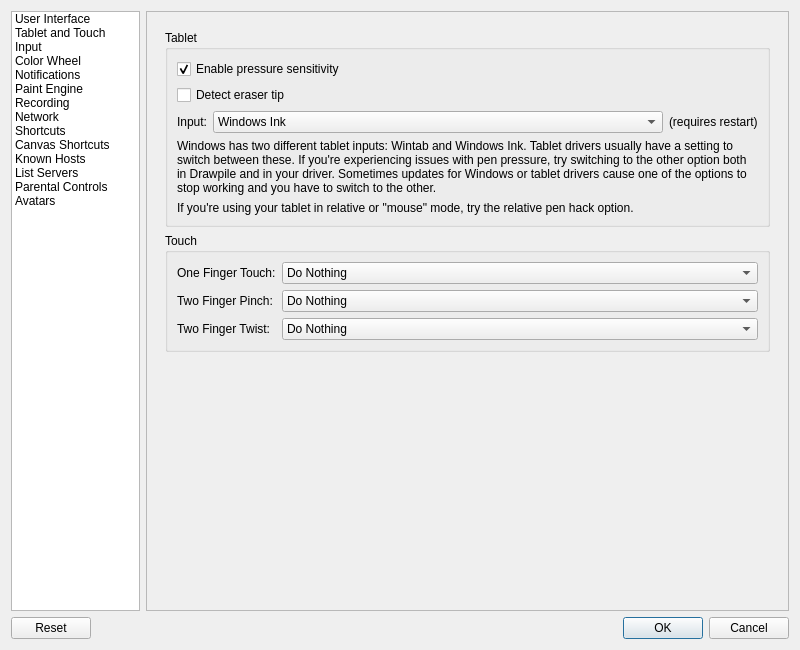
Before: the Qt Designer form src/desktop/ui/settings.ui in drawpile/Drawpile, drawn with Qt 5.
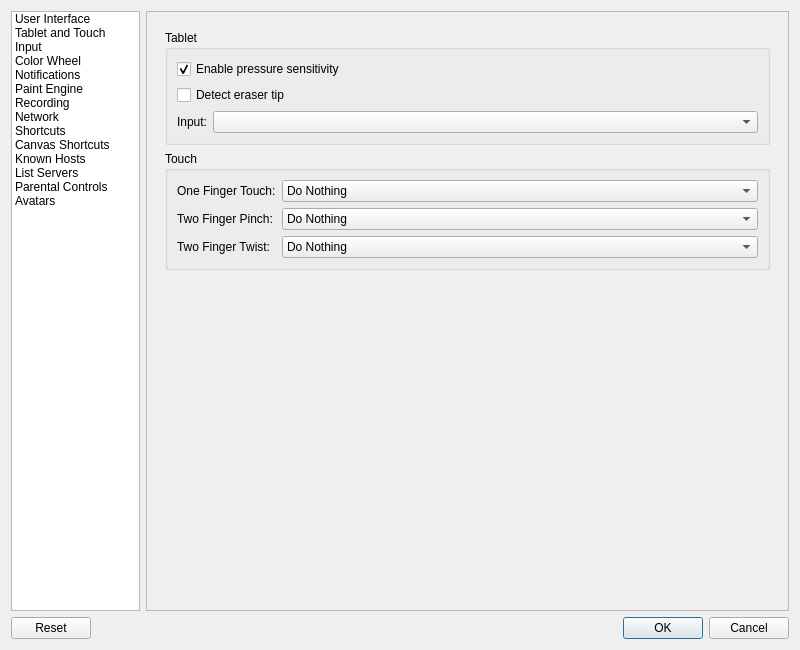
After: the same form once the commit is applied. The open tabs and pages were chosen to show the change. Icons and pictures are not drawn. Custom widgets are drawn as their Qt base class.

Commit message:
Make KisTablet work without patching Qt
Because KisTablet's events are non-spontaneous, while Qt's native events
are, so I think we're able to just filter them according to what kind of
input mode we have enabled. Also patches around on KisTablet a bit to
allow switching the input mode without requiring a restart of the entire
application and adds the HAVE_KIS_TABLET define again, it went missing
in the mergepocalypse.

```diff
--- a/src/desktop/ui/settings.ui
+++ b/src/desktop/ui/settings.ui
@@ -433,52 +433,10 @@
                         <verstretch>0</verstretch>
                        </sizepolicy>
                       </property>
-                      <item>
-                       <property name="text">
-                        <string>Windows Ink</string>
-                       </property>
-                      </item>
-                      <item>
-                       <property name="text">
-                        <string>Wintab</string>
-                       </property>
-                      </item>
-                      <item>
-                       <property name="text">
-                        <string>Wintab with Relative Pen Mode Hack</string>
-                       </property>
-                      </item>
-                     </widget>
-                    </item>
-                    <item>
-                     <widget class="QLabel" name="tabletInputRequiresRestartLabel">
-                      <property name="text">
-                       <string>(requires restart)</string>
-                      </property>
                      </widget>
                     </item>
                    </layout>
                   </item>
-                  <item>
-                   <widget class="QLabel" name="tabletInputDescription">
-                    <property name="text">
-                     <string>Windows has two different tablet inputs: Wintab and Windows Ink. Tablet drivers usually have a setting to switch between these. If you're experiencing issues with pen pressure, try switching to the other option both in Drawpile and in your driver. Sometimes updates for Windows or tablet drivers cause one of the options to stop working and you have to switch to the other.</string>
-                    </property>
-                    <property name="wordWrap">
-                     <bool>true</bool>
-                    </property>
-                   </widget>
-                  </item>
-                  <item>
-                   <widget class="QLabel" name="tabletInputRelativePenModeHackDescription">
-                    <property name="text">
-                     <string>If you're using your tablet in relative or &quot;mouse&quot; mode, try the relative pen hack option.</string>
-                    </property>
-                    <property name="wordWrap">
-                     <bool>true</bool>
-                    </property>
-                   </widget>
-                  </item>
                  </layout>
                 </widget>
                </item>
```
The commit also changes 8 other files.
